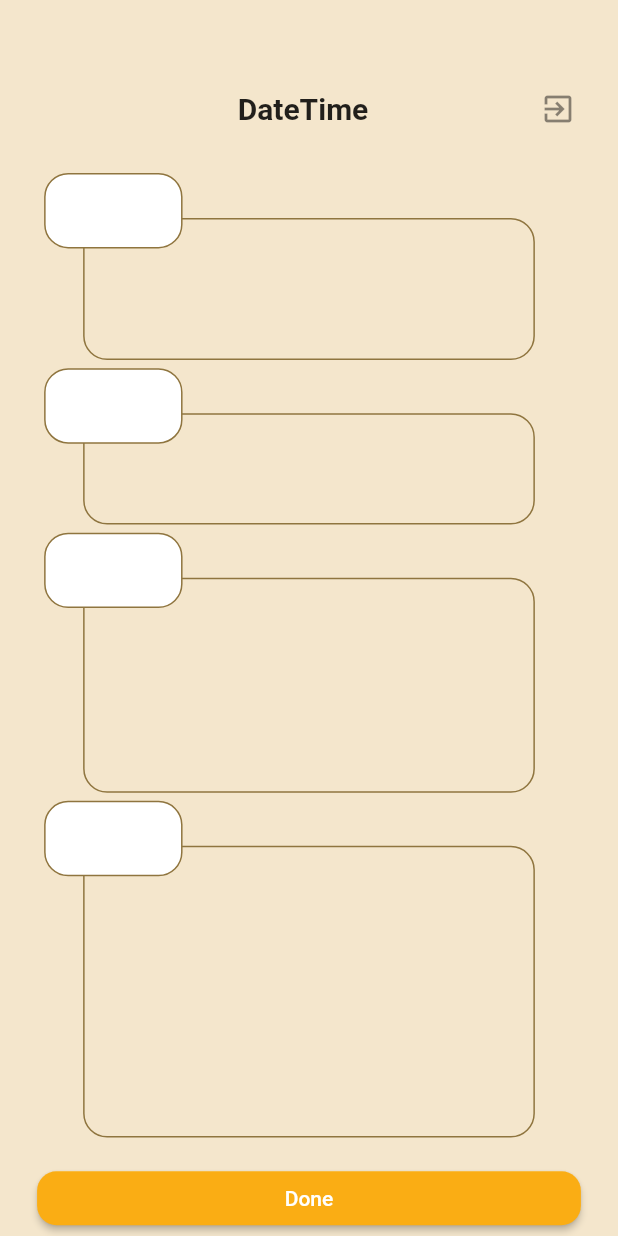
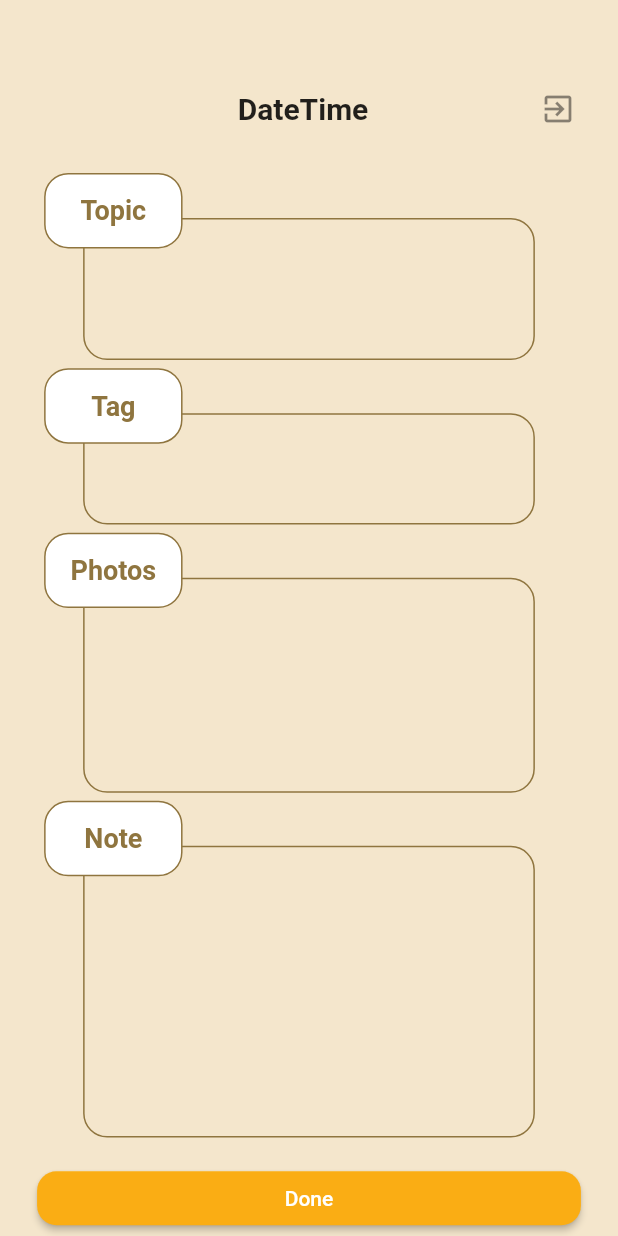
Before and after one commit to GDSC-UIT/remood-frontend, a Flutter app: the screen it shows after launch, on a phone screen of 412 x 824 dp. Run offline on Flutter 3.47's test engine with Material 2 defaults, Android fonts, the phone set to English and light mode, and no system bars; our stand-ins replace get.

Commit message:
write diary screen 2

```diff
--- a/lib/app/modules/diary/widgets/stack_note.dart
+++ b/lib/app/modules/diary/widgets/stack_note.dart
@@ -33,6 +33,14 @@ class StackNote extends StatelessWidget {
               borderRadius: BorderRadius.circular(16),
               border: Border.all(color: AppColors.brown),
             ),
+            child: Center(
+                child: Text(
+              'Note',
+              style: TextStyle(
+                  fontWeight: FontWeight.w700,
+                  color: AppColors.brown,
+                  fontSize: 18),
+            )),
           ),
         ),
       ],
--- a/lib/app/modules/diary/widgets/stack_photos.dart
+++ b/lib/app/modules/diary/widgets/stack_photos.dart
@@ -33,6 +33,14 @@ class StackPhotos extends StatelessWidget {
               borderRadius: BorderRadius.circular(16),
               border: Border.all(color: AppColors.brown),
             ),
+            child: Center(
+                child: Text(
+              'Photos',
+              style: TextStyle(
+                  fontWeight: FontWeight.w700,
+                  color: AppColors.brown,
+                  fontSize: 18),
+            )),
           ),
         ),
       ],
--- a/lib/app/modules/diary/widgets/stack_tag.dart
+++ b/lib/app/modules/diary/widgets/stack_tag.dart
@@ -33,6 +33,14 @@ class StackTag extends StatelessWidget {
               borderRadius: BorderRadius.circular(16),
               border: Border.all(color: AppColors.brown),
             ),
+            child: Center(
+                child: Text(
+              'Tag',
+              style: TextStyle(
+                  fontWeight: FontWeight.w700,
+                  color: AppColors.brown,
+                  fontSize: 18),
+            )),
           ),
         ),
       ],
--- a/lib/app/modules/diary/widgets/stack_topic.dart
+++ b/lib/app/modules/diary/widgets/stack_topic.dart
@@ -33,6 +33,14 @@ class StackTopic extends StatelessWidget {
               borderRadius: BorderRadius.circular(16),
               border: Border.all(color: AppColors.brown),
             ),
+            child: Center(
+                child: Text(
+              'Topic',
+              style: TextStyle(
+                  fontWeight: FontWeight.w700,
+                  color: AppColors.brown,
+                  fontSize: 18),
+            )),
           ),
         ),
       ],
```
